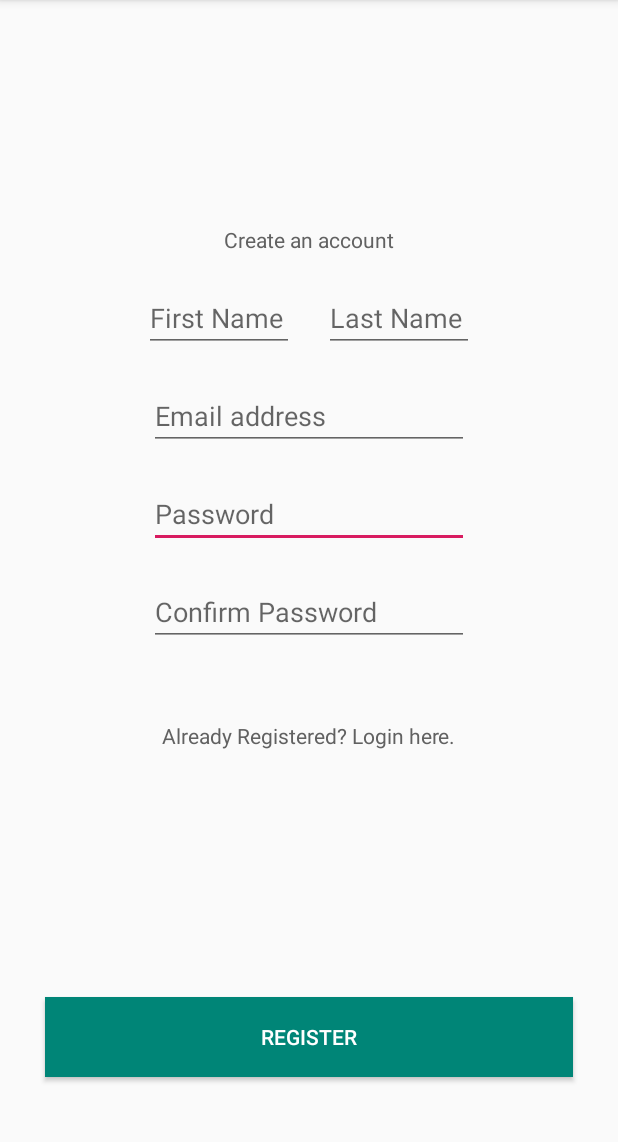
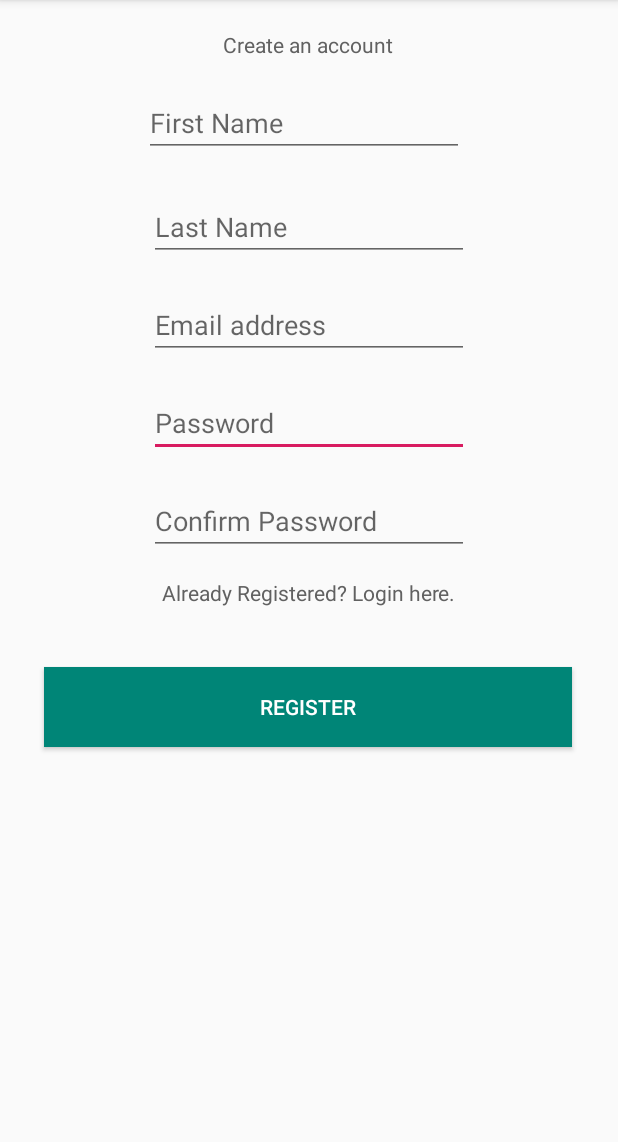
Before and after one commit to ADW784/EMRapplication, an Android app: the screen it shows after launch (MainActivity), on a phone screen of 412 x 824 dp, the part 84-1226 px from its top. Run offline under Robolectric (Android 15) with nearby library versions, the phone set to English and light mode, and no system bars.

Commit message:
fixed text fields display for first and last name.

```diff
--- a/app/src/main/res/layout/activity_main.xml
+++ b/app/src/main/res/layout/activity_main.xml
@@ -22,25 +22,25 @@
         android:id="@+id/textView"
         android:layout_width="wrap_content"
         android:layout_height="wrap_content"
-        android:layout_marginTop="150dp"
+        android:layout_marginTop="20dp"
+        android:text="Create an account"
         android:textColor="#616161"
-        android:text="Create an account"
         app:layout_constraintEnd_toEndOf="parent"
+        app:layout_constraintHorizontal_bias="0.498"
         app:layout_constraintStart_toStartOf="parent"
         app:layout_constraintTop_toTopOf="parent" />
 
     <EditText
         android:id="@+id/editTextLastName"
-        android:layout_width="100dp"
+        android:layout_width="wrap_content"
         android:layout_height="wrap_content"
-        android:layout_marginTop="20dp"
-        android:layout_marginEnd="96dp"
-        android:layout_marginRight="96dp"
+        android:layout_marginTop="24dp"
         android:ems="10"
         android:hint="Last Name"
         android:inputType="textPersonName"
         app:layout_constraintEnd_toEndOf="parent"
-        app:layout_constraintTop_toBottomOf="@+id/textView" />
+        app:layout_constraintStart_toStartOf="parent"
+        app:layout_constraintTop_toBottomOf="@+id/editTextFirstName" />
 
     <EditText
         android:id="@+id/editTextEmail"
@@ -56,7 +56,7 @@
 
     <EditText
         android:id="@+id/editTextFirstName"
-        android:layout_width="100dp"
+        android:layout_width="wrap_content"
         android:layout_height="wrap_content"
         android:layout_marginStart="96dp"
         android:layout_marginLeft="96dp"
@@ -83,9 +83,9 @@
         android:id="@+id/textViewLoginLink"
         android:layout_width="wrap_content"
         android:layout_height="wrap_content"
-        android:layout_marginTop="50dp"
+        android:layout_marginTop="15dp"
+        android:text="Already Registered? Login here."
         android:textColor="#616161"
-        android:text="Already Registered? Login here."
         app:layout_constraintEnd_toEndOf="parent"
         app:layout_constraintStart_toStartOf="parent"
         app:layout_constraintTop_toBottomOf="@+id/editTextConfirmPassword" />
@@ -94,12 +94,15 @@
         android:id="@+id/buttonRegister"
         android:layout_width="352dp"
         android:layout_height="53dp"
-        android:layout_marginBottom="50dp"
-        android:textColor="#FFFFFF"
+        android:layout_marginTop="10dp"
         android:background="@color/colorPrimary"
         android:text="Register"
+        android:textColor="#FFFFFF"
         app:layout_constraintBottom_toBottomOf="parent"
         app:layout_constraintEnd_toEndOf="parent"
-        app:layout_constraintStart_toStartOf="parent" />
+        app:layout_constraintHorizontal_bias="0.491"
+        app:layout_constraintStart_toStartOf="parent"
+        app:layout_constraintTop_toBottomOf="@+id/textViewLoginLink"
+        app:layout_constraintVertical_bias="0.101" />
 
 </androidx.constraintlayout.widget.ConstraintLayout>
```
